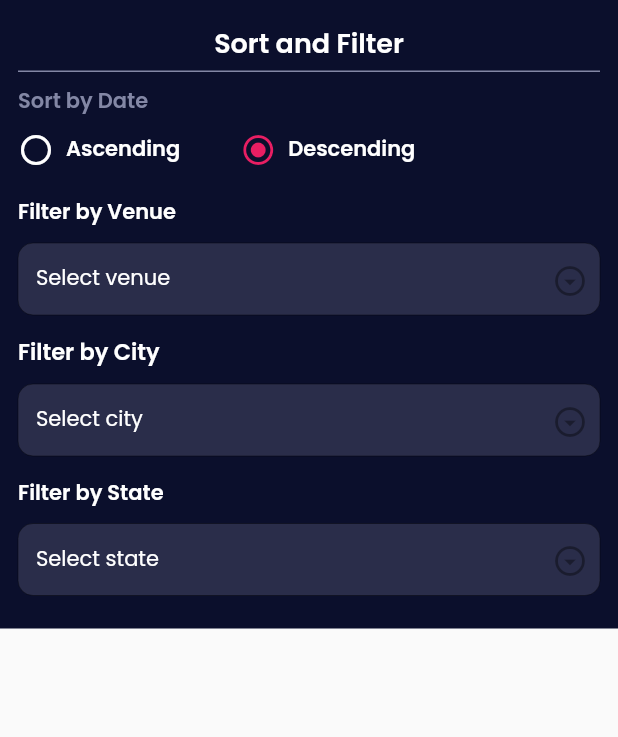
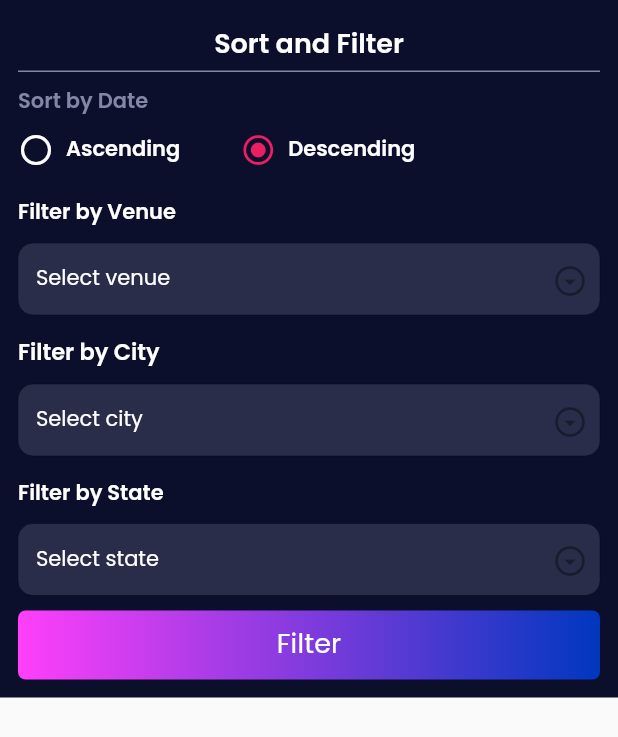
Before and after one commit to fluttertutorialin/mvpeventstaffing, a Flutter app: the EventFilterPage widget shown alone on an empty page, opened directly, on a phone screen of 412 x 824 dp. Shown: the top 737 px of the screen. Run offline on Flutter 3.47's test engine with Material 2 defaults, Android fonts, the phone set to English and light mode, and no system bars; our stand-ins replace get, google_fonts, pin_code_text_field, table_calendar.

Commit message:
webview add

```diff
--- a/lib/binding/import_collection_binding.dart
+++ b/lib/binding/import_collection_binding.dart
@@ -7,3 +7,4 @@ export 'bottom_navigation_binding.dart';
 export 'profile_edit_binding.dart';
 export 'my_calendar_binding.dart';
 export 'venues_like_binding.dart';
+export 'web_view_binding.dart';
--- /dev/null
+++ b/lib/binding/web_view_binding.dart
@@ -0,0 +1,9 @@
+import 'package:get/get.dart';
+import '../controller/import_collection_controller.dart';
+
+class WebViewBinding extends Bindings {
+  @override
+  void dependencies() {
+    Get.lazyPut(() => WebViewController());
+  }
+}
--- a/lib/controller/import_collection_controller.dart
+++ b/lib/controller/import_collection_controller.dart
@@ -7,3 +7,4 @@ export 'bottom_navigation_controller.dart';
 export 'profile_edit_controller.dart';
 export 'my_calendar_controller.dart';
 export 'venues_like_controller.dart';
+export 'web_view_controller.dart';
--- /dev/null
+++ b/lib/entity/argument/web_view_argument.dart
@@ -0,0 +1,5 @@
+class WebViewArgument{
+  String? title, webViewUrl;
+
+  WebViewArgument({required this.title, required this.webViewUrl});
+}
--- a/lib/resource/app_value.dart
+++ b/lib/resource/app_value.dart
@@ -66,11 +66,18 @@ const String submittedTitle = 'Submitted';
 const String pendingApprovalString = 'Application Is \n Pending Approval';
 const String homeTitleString = 'Home';
 const String eventsTitleString = 'Events';
+const String venuesTitleString = 'Venues';
 const String accountTitleString = 'Account';
 const String notificationTitleString  = 'Notification';
 const String profileEditTitleString  = 'Profile Edit';
 const String myVenuesTitleString  = 'My Venues';
 const String myCalendarTitleString  = 'My Calendar';
+const String helpAndSupportTitleString = 'Help & Support';
+const String aboutUsTitleString = 'About Us';
+const String privacyPolicyTitleString = 'Privacy Policy';
+const String termsAndConditionsTitleString = 'Terms & Conditions';
+const String logoutTitleString = 'Logout';
+const String sortAndFilterTitleString = 'Sort and Filter';
 
 const String loginButtonString = 'Login';
 const String signUpButtonString  = 'Sign Up';
@@ -87,6 +94,7 @@ const String updateProfileButtonString = 'Update Profile';
 const String updateButtonString = 'Update';
 const String updateMyAvailabilityButtonString = 'Update My Availability';
 const String saveAvailabilityButtonString = 'Save Availability';
+const String filterButtonString = 'Filter';
 
 const String emailHintString = 'Email';
 const String passwordHintString = 'Password';
--- a/lib/route_navigation/app_module.dart
+++ b/lib/route_navigation/app_module.dart
@@ -67,5 +67,10 @@ abstract class AppPage {
         name: venuesLikeRoute,
         binding: VenuesLikeBinding(),
         page: () => const VenuesLikePage()),
+
+    GetPage(
+        name: webViewRoute,
+        binding: WebViewBinding(),
+        page: () => const WebViewPage()),
   ];
 }
--- a/lib/route_navigation/route.dart
+++ b/lib/route_navigation/route.dart
@@ -20,3 +20,4 @@ const String profileJobSettingRoute = '/ProfileJobSettingPage';
 const String eventDetailRoute = '/eventDetail';
 const String myCalendarRoute = '/myCalendar';
 const String venuesLikeRoute = '/venuesLike';
+const String webViewRoute = '/webView';
--- a/lib/ui/page/event_filter_page.dart
+++ b/lib/ui/page/event_filter_page.dart
@@ -20,7 +20,7 @@ class EventFilterPage extends StatelessWidget {
                       Center(
                           child: Padding(
                               padding: const EdgeInsets.all(5),
-                              child: Text('Sort and Filter',
+                              child: Text(sortAndFilterTitleString,
                                   style: Get.textTheme.headline1!.merge(
                                       const TextStyle(
                                           color: whiteColor,
@@ -94,6 +94,27 @@ class EventFilterPage extends StatelessWidget {
                               Icon(Icons.arrow_drop_down_circle_outlined),
                           enabled: false),
                       const SizedBox(height: 10),
+                      InkWell(
+                          onTap: () {
+                            Get.back();
+                          },
+                          child: Container(
+                              padding: const EdgeInsets.symmetric(
+                                  vertical: 12),
+                              alignment: Alignment.center,
+                              decoration: BoxDecoration(
+                                  borderRadius:
+                                  const BorderRadius.all(
+                                      Radius.circular(5)),
+                                  gradient: buttonGradient),
+                              child: Text(
+                                  filterButtonString,
+                                  style: Get.textTheme.subtitle2!
+                                      .merge(const TextStyle(
+                                      color: whiteColor,
+                                      fontWeight:
+                                      FontWeight.normal,
+                                      fontSize: 18))))),
                     ]))));
   }
 }
--- a/lib/ui/page/import_collection_page.dart
+++ b/lib/ui/page/import_collection_page.dart
@@ -21,3 +21,4 @@ export 'profile_edit_page.dart';
 export 'event_detail_page.dart';
 export 'my_calendar_page.dart';
 export 'venues_like_page.dart';
+export 'web_view_page.dart';
--- a/lib/ui/page/venues_page.dart
+++ b/lib/ui/page/venues_page.dart
@@ -26,7 +26,7 @@ class VenuesPage extends StatelessWidget {
                     crossAxisAlignment: CrossAxisAlignment.center,
                     mainAxisAlignment: MainAxisAlignment.start,
                     children: [
-                      Text(eventsTitleString,
+                      Text(venuesTitleString,
                           style: Get.textTheme.bodyText1!.merge(const TextStyle(
                               color: whiteColor, fontSize: 18))),
                       const Spacer(),
```
Also changed, not shown: lib/controller/login_controller.dart (+6 -2 lines), lib/controller/web_view_controller.dart (added, +14 -0 lines), lib/ui/page/account_page.dart (+35 -9 lines), lib/ui/page/web_view_page.dart (added, +23 -0 lines), lib/ui/widget/event_item_view.dart (+6 -13 lines), lib/entity/user_data_response.dart (renamed from lib/model/user_data_response.dart), lib/entity/user_data_response.g.dart (renamed from lib/model/user_data_response.g.dart), lib/entity/user_detail.dart (renamed from lib/model/user_detail.dart), lib/entity/user_detail.g.dart (renamed from lib/model/user_detail.g.dart), 1 other file.
